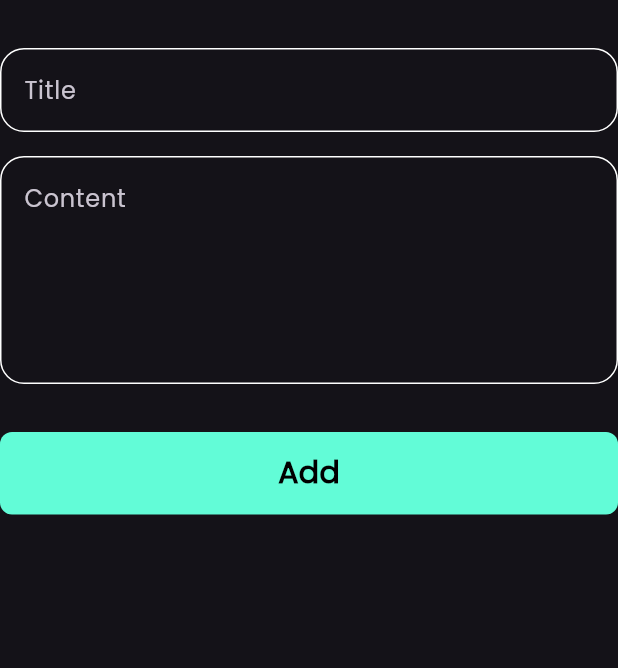
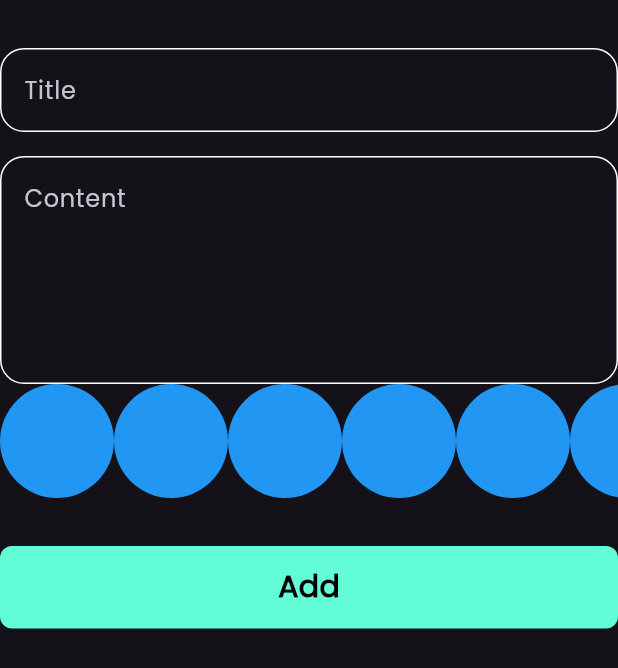
Before and after one commit to Abderlahman-Omar/notes_app, a Flutter app: the AddNoteForm widget shown alone on an empty page, opened directly, on a phone screen of 412 x 824 dp. Shown: the top 668 px of the screen. Run offline on Flutter 3.47's test engine with Material 3 defaults, Android fonts, the phone set to English and light mode, and no system bars; our stand-ins replace flutter_bloc, hive, hive_flutter; accounts and stored records are empty.

Commit message:
create colors lst view

```diff
--- a/lib/views/widgets/add_note_form.dart
+++ b/lib/views/widgets/add_note_form.dart
@@ -3,6 +3,7 @@ import 'package:flutter_bloc/flutter_bloc.dart';
 import 'package:intl/intl.dart';
 import 'package:notes_app/cubits/add_note_cubit/add_note_cubit.dart';
 import 'package:notes_app/models/note_model.dart';
+import 'package:notes_app/views/widgets/colors_list_view.dart';
 import 'package:notes_app/views/widgets/custom_button.dart';
 import 'package:notes_app/views/widgets/custom_text_field.dart';
 
@@ -45,6 +46,7 @@ class _AddNoteFormState extends State<AddNoteForm> {
             hint: 'Content',
             maxLines: 5,
           ),
+          const ColorsListView(),
           const SizedBox(
             height: 32,
           ),
--- /dev/null
+++ b/lib/views/widgets/colors_list_view.dart
@@ -0,0 +1,31 @@
+import 'package:flutter/material.dart';
+
+class ColorItem extends StatelessWidget {
+  const ColorItem({super.key});
+
+  @override
+  Widget build(BuildContext context) {
+    return const CircleAvatar(
+      radius: 38,
+      backgroundColor: Colors.blue,
+    );
+  }
+}
+
+class ColorsListView extends StatelessWidget {
+  const ColorsListView({super.key});
+
+  @override
+  Widget build(BuildContext context) {
+    return SizedBox(
+      height: 76,
+      child: ListView.builder(
+        itemCount: 10,
+        scrollDirection: Axis.horizontal,
+        itemBuilder: (context, index) {
+          return const ColorItem();
+        },
+      ),
+    );
+  }
+}
```
